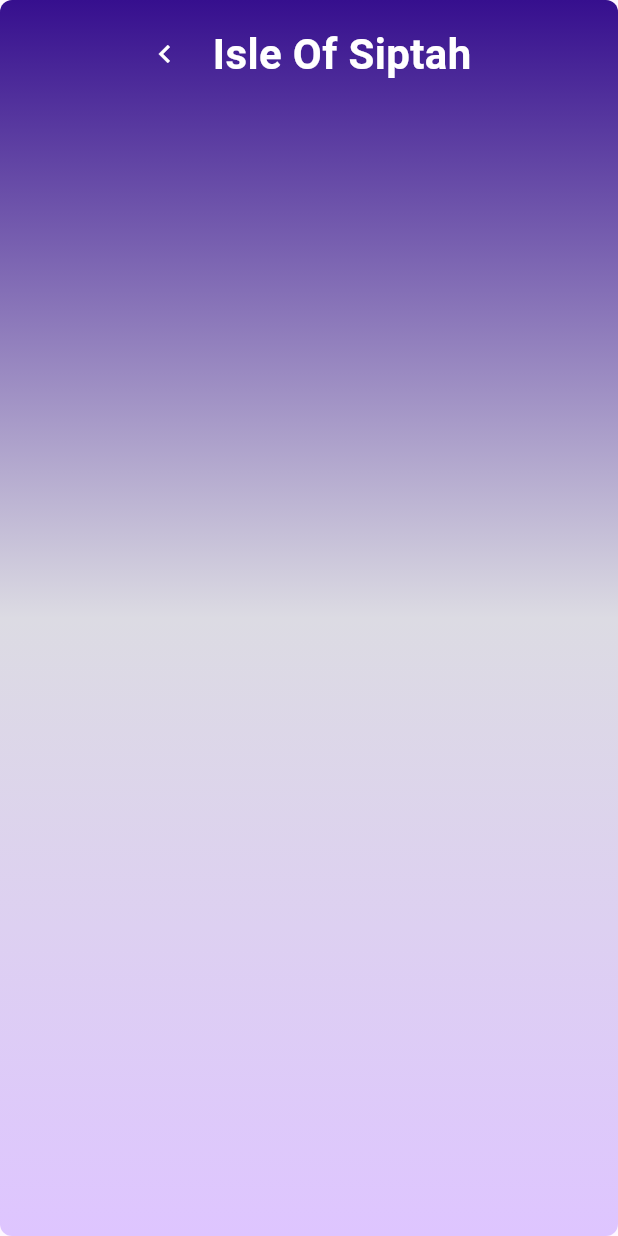
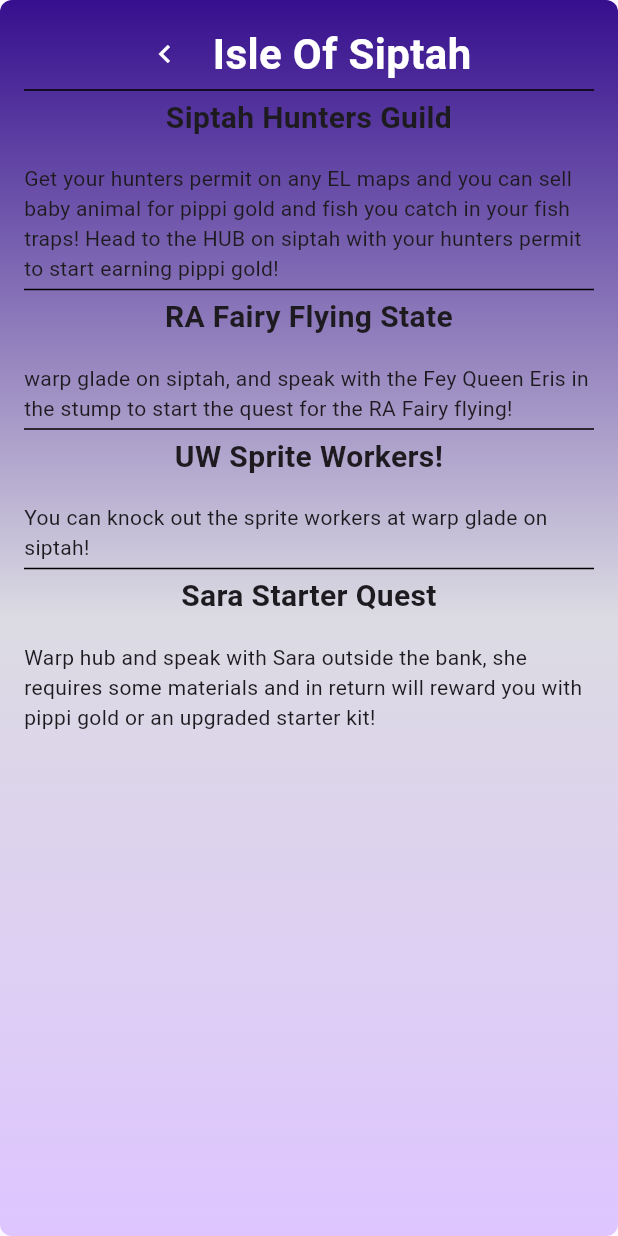
Before and after one commit to UcHiHaMAdArA93/The-Hidden-Realm-Guide, a Flutter app: the IsleOfSiptah screen opened directly, on a phone screen of 412 x 824 dp. Run offline on Flutter 3.47's test engine with Material 3 defaults, Android fonts, the phone set to English and light mode, and no system bars.

Commit message:
Isle of spitah custom content added

```diff
--- a/lib/src/features/custom_content/data/isle_of_siptah.dart
+++ b/lib/src/features/custom_content/data/isle_of_siptah.dart
@@ -40,7 +40,47 @@
                       ),
                       ),
                   ],
-                )
+                ),
+                 const Divider(height: 8, color: Colors.black,),
+                 const Text("Siptah Hunters Guild",
+                 style: TextStyle(
+                  fontWeight: FontWeight.bold,
+                  fontSize: 20,
+                 ),
+                 textAlign: TextAlign.center,
+                 ),
+                const SizedBox(height: 16,),
+                const Text("Get your hunters permit on any EL maps and you can sell baby animal for pippi gold and fish you catch in your fish traps! Head to the HUB on siptah with your hunters permit to start earning pippi gold!"),
+              const Divider(height: 8, color: Colors.black,),
+                 const Text("RA Fairy Flying State",
+                 style: TextStyle(
+                  fontWeight: FontWeight.bold,
+                  fontSize: 20,
+                 ),
+                 textAlign: TextAlign.center,
+                 ),
+                const SizedBox(height: 16,),
+                const Text("warp glade on siptah, and speak with the Fey Queen Eris in the stump to start the quest for the RA Fairy flying!"),
+              const Divider(height: 8, color: Colors.black,),
+                 const Text("UW Sprite Workers!",
+                 style: TextStyle(
+                  fontWeight: FontWeight.bold,
+                  fontSize: 20,
+                 ),
+                 textAlign: TextAlign.center,
+                 ),
+                const SizedBox(height: 16,),
+                const Text("You can knock out the sprite workers at warp glade on siptah!"),
+                const Divider(height: 8, color: Colors.black,),
+                const Text("Sara Starter Quest",
+                 style: TextStyle(
+                  fontWeight: FontWeight.bold,
+                  fontSize: 20,
+                 ),
+                 textAlign: TextAlign.center,
+                 ),
+                const SizedBox(height: 16,),
+                const Text("Warp hub and speak with Sara outside the bank, she requires some materials and in return will reward you with pippi gold or an upgraded starter kit!"),
               ],
             ),
           ),
```
